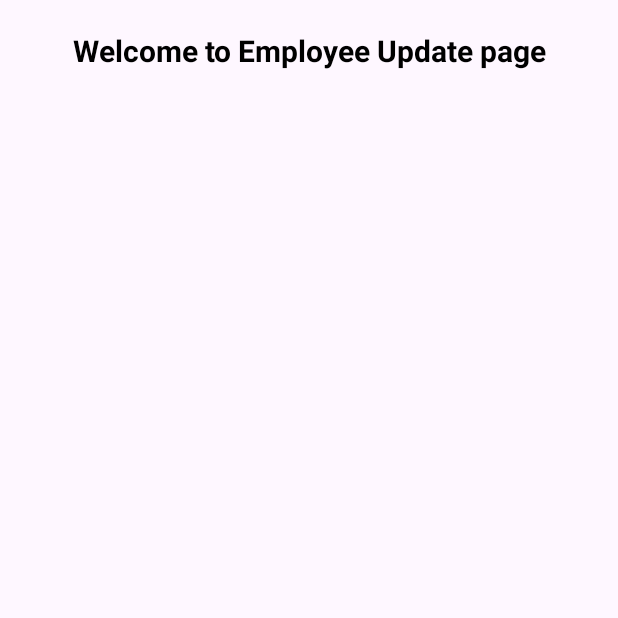
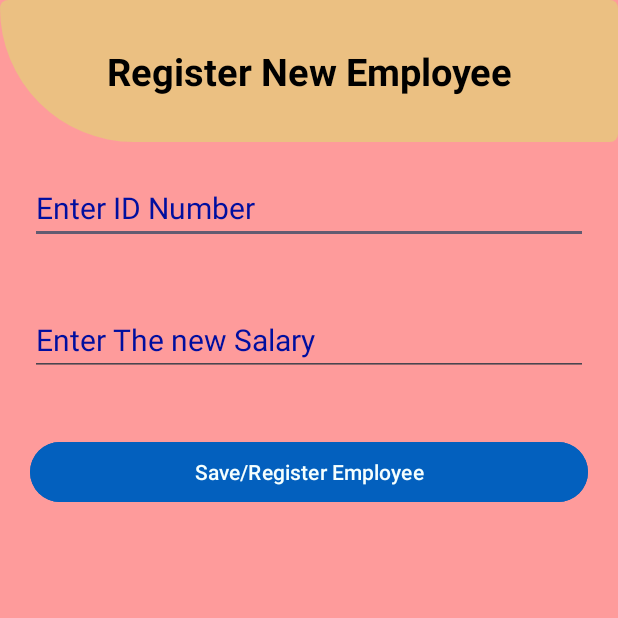
Before and after one commit to BernardKamotho/EmployeeRecycler, an Android app: the UpdateEmployee screen opened directly, with no data from a screen before it, on a phone screen of 412 x 824 dp, the top half of it. Run offline under Robolectric (Android 15) with nearby library versions, the phone set to English and light mode, and no system bars.

```diff
--- a/app/src/main/java/com/example/employeeapp/UpdateEmployee.kt
+++ b/app/src/main/java/com/example/employeeapp/UpdateEmployee.kt
@@ -1,10 +1,13 @@
 package com.example.employeeapp
 
 import android.os.Bundle
+import android.widget.Button
+import android.widget.EditText
 import androidx.activity.enableEdgeToEdge
 import androidx.appcompat.app.AppCompatActivity
 import androidx.core.view.ViewCompat
 import androidx.core.view.WindowInsetsCompat
+import org.json.JSONObject
 
 class UpdateEmployee : AppCompatActivity() {
     override fun onCreate(savedInstanceState: Bundle?) {
@@ -16,5 +19,31 @@ class UpdateEmployee : AppCompatActivity() {
             v.setPadding(systemBars.left, systemBars.top, systemBars.right, systemBars.bottom)
             insets
         }
+        val id_number = findViewById<EditText>(R.id.id_number)
+        val salary = findViewById<EditText>(R.id.salary)
+        val updatebtn = findViewById<Button>(R.id.updateBtn)
+
+        //add a click listener to our button
+        updatebtn.setOnClickListener {
+            //create a json object that will hold data gotten from the five edittexts.
+            // The data is already in the variables creared above
+            val body = JSONObject()
+
+            //add idnumber, username, others, salary and department to the json object
+            body.put("id_number", id_number.text.toString())
+            body.put("salary", salary.text.toString())
+
+            //specify the api endpoint for creating an employee
+            val api = "https://kimaniben.pythonanywhere.com/UpdateEmployee"
+
+            //Access the api helper class
+            //Trigger the post function inside of the api helper class.
+            //Provide the data requires by the two parameters
+
+            val helper = ApiHelper(applicationContext)
+
+            //access the post function
+            helper.post(api,body)
+        }
     }
 }
--- a/app/src/main/res/layout/activity_update_employee.xml
+++ b/app/src/main/res/layout/activity_update_employee.xml
@@ -7,15 +7,48 @@
     android:orientation="vertical"
     android:layout_width="match_parent"
     android:layout_height="match_parent"
+    android:background="#FE9B9B"
     tools:context=".UpdateEmployee">
 
     <TextView
         android:layout_width="match_parent"
         android:layout_height="wrap_content"
-        android:text="Welcome to Employee Update page"
-        android:textSize="20sp"
+        android:text="Register New Employee"
+        android:textSize="25sp"
         android:textAlignment="center"
         android:textColor="@color/black"
         android:textStyle="bold"
-        android:layout_marginTop="20dp"/>
+        android:background="@drawable/shape2"
+        android:padding="30dp"/>
+
+    <EditText
+        android:layout_width="match_parent"
+        android:layout_height="wrap_content"
+        android:hint="Enter ID Number"
+        android:textColorHint="#000E9F"
+        android:layout_margin="20dp"
+        android:textColor="#0D0000"
+        android:textSize="20sp"
+        android:inputType="number"
+        android:id="@+id/id_number"/>
+
+    <EditText
+        android:layout_width="match_parent"
+        android:layout_height="wrap_content"
+        android:hint="Enter The new Salary"
+        android:textColorHint="#000E9F"
+        android:layout_margin="20dp"
+        android:textColor="#0D0000"
+        android:textSize="20sp"
+        android:id="@+id/username"/>
+
+
+    <Button
+        android:layout_width="match_parent"
+        android:layout_height="wrap_content"
+        android:text="Save/Register Employee"
+        android:layout_margin="20dp"
+        android:textColor="#F5FFFE"
+        android:backgroundTint="#0360BE"
+        android:id="@+id/updateBtn"/>
 </LinearLayout>
```
Also changed, not shown: app/src/main/java/com/example/employeeapp/DeleteEmployee.kt (+29 -0 lines), app/src/main/res/layout/activity_delete_employee.xml (+26 -3 lines).
